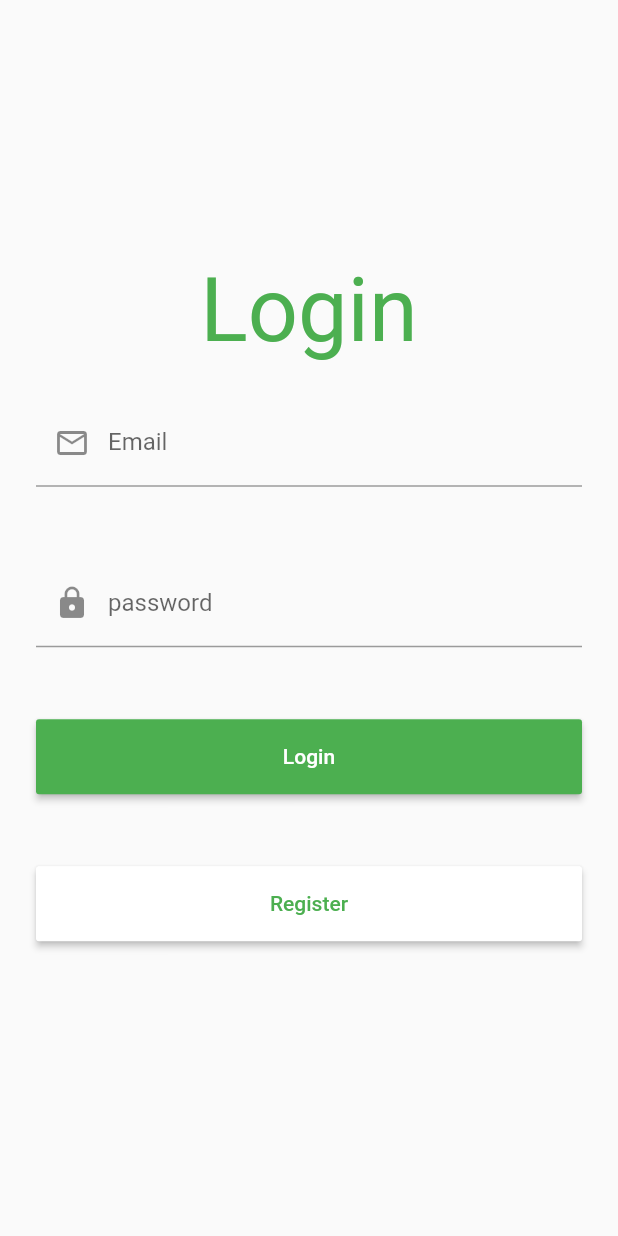
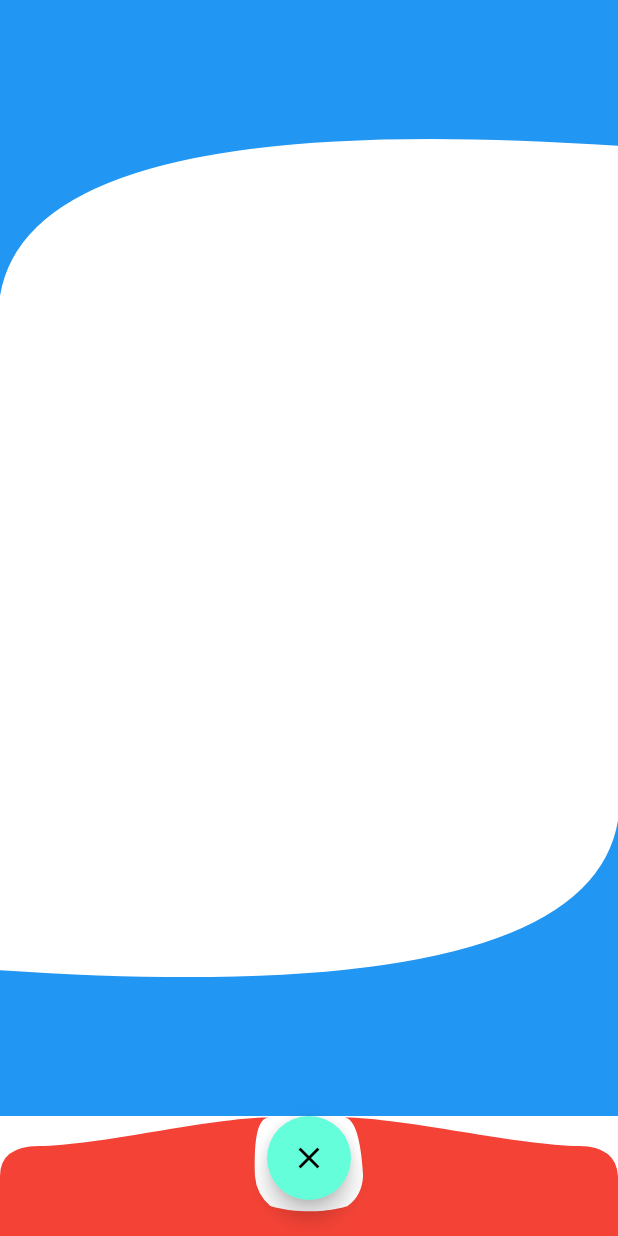
Before and after one commit to BaraaAldomani/social_app, a Flutter app: the screen it shows after launch, on a phone screen of 412 x 824 dp. Run offline on Flutter 3.47's test engine with Material 2 defaults, Android fonts, the phone set to English and light mode, and no system bars; our stand-ins replace bloc, firebase_auth, firebase_core, flutter_bloc, fluttertoast; accounts and stored records are empty.

Commit message:
register and login

```diff
--- a/lib/main.dart
+++ b/lib/main.dart
@@ -2,19 +2,20 @@ import 'package:bloc/bloc.dart';
 import 'package:firebase_core/firebase_core.dart';
 import 'package:flutter/material.dart';
 import 'package:social_app/modules/login/login_screen.dart';
+import 'package:social_app/modules/test.dart';
 import 'package:social_app/shared/components/constants.dart';
 
-
-void main()async {
+void main() async {
   WidgetsFlutterBinding.ensureInitialized();
-   await Firebase.initializeApp();
-  BlocOverrides.runZoned(()  {
-
-          runApp(const MyApp());
+  await Firebase.initializeApp();
+  BlocOverrides.runZoned(
+    () {
+      runApp(const MyApp());
     },
     blocObserver: MyBlocObserver(),
   );
 }
+
 class MyApp extends StatelessWidget {
   const MyApp({Key? key}) : super(key: key);
 
@@ -24,10 +25,8 @@ class MyApp extends StatelessWidget {
     return MaterialApp(
       debugShowCheckedModeBanner: false,
       title: 'Flutter Demo',
-      theme: ThemeData(
-        primarySwatch: Colors.green,
-      ),
-      home:  LoginScreen(),
+      theme: ThemeData.dark(),
+      home: Test(),
     );
   }
 }
--- /dev/null
+++ b/lib/modules/test.dart
@@ -0,0 +1,139 @@
+import 'package:flutter/cupertino.dart';
+import 'package:flutter/material.dart';
+import 'dart:math' as math;
+
+import 'package:flutter/widgets.dart';
+
+class Test extends StatelessWidget {
+  const Test({Key? key}) : super(key: key);
+
+  @override
+  Widget build(BuildContext context) {
+    var size = MediaQuery.of(context).size;
+    return Scaffold(
+      backgroundColor: Colors.white,
+      body: Column(
+        mainAxisAlignment: MainAxisAlignment.start,
+        children: [
+          ClipPath(
+            clipper: MyDivider(),
+            child: Container(
+              height: size.height * .3,
+              width: double.infinity,
+              decoration: BoxDecoration(color: Colors.blue),
+            ),
+          ),
+          Spacer(),
+          Transform(
+            alignment: Alignment.center,
+            transform: Matrix4.rotationX(math.pi),
+            child: Transform(
+              alignment: Alignment.center,
+              transform: Matrix4.rotationY(math.pi),
+              child: ClipPath(
+                clipper: MyDivider(),
+                child: Container(
+                  height: size.height * .3,
+                  width: double.infinity,
+                  decoration: BoxDecoration(color: Colors.blue),
+                ),
+              ),
+            ),
+          ),
+          Stack(
+            children: [
+              CustomPaint(
+                size: Size(size.width, 80),
+                painter: RPSCustomPainter(),
+              ),
+              Row(
+                mainAxisAlignment: MainAxisAlignment.center,
+                children: [
+                  Center(
+                    child: FloatingActionButton(
+                      child: Icon(Icons.close),
+                      onPressed: () {},
+                    ),
+                  )
+                ],
+              )
+            ],
+          )
+        ],
+      ),
+    );
+  }
+}
+
+class MyDivider extends CustomClipper<Path> {
+  @override
+  getClip(Size size) {
+    var path = Path();
+    path.lineTo(0, size.height - 50);
+    path.quadraticBezierTo(
+        size.width / 20, size.height / 3.5, size.width, size.height - 150);
+    path.lineTo(size.width, 0);
+
+    path.close();
+    return path;
+  }
+
+  @override
+  bool shouldReclip(covariant CustomClipper oldClipper) {
+    return true;
+  }
+}
+
+class RPSCustomPainter extends CustomPainter {
+  @override
+  void paint(Canvas canvas, Size size) {
+    Paint paint0 = Paint()..color = Colors.red;
+
+    Path path0 = Path();
+    path0.moveTo(0, size.height * 0.5000500);
+    path0.quadraticBezierTo(size.width * 0.0000375, size.height * 0.2542000,
+        size.width * 0.0625000, size.height * 0.2500000);
+    path0.cubicTo(
+        size.width * 0.1562500,
+        size.height * 0.2500000,
+        size.width * 0.3417000,
+        size.height * 0.0126000,
+        size.width * 0.4354500,
+        size.height * 0.0126000);
+    path0.quadraticBezierTo(size.width * 0.4089875, size.height * 0.0142500,
+        size.width * 0.4125000, size.height * 0.5000000);
+    path0.quadraticBezierTo(size.width * 0.4148500, size.height * 0.6500000,
+        size.width * 0.4375000, size.height * 0.7500000);
+    path0.cubicTo(
+        size.width * 0.5000000,
+        size.height * 0.8437500,
+        size.width * 0.5574750,
+        size.height * 0.7626000,
+        size.width * 0.5625000,
+        size.height * 0.7500000);
+    path0.quadraticBezierTo(size.width * 0.5859375, size.height * 0.6625000,
+        size.width * 0.5875000, size.height * 0.5000000);
+    path0.quadraticBezierTo(size.width * 0.5820000, size.height * 0.0138500,
+        size.width * 0.5562375, size.height * 0.0125500);
+    path0.cubicTo(
+        size.width * 0.6499875,
+        size.height * 0.0125500,
+        size.width * 0.8437500,
+        size.height * 0.2500000,
+        size.width * 0.9375000,
+        size.height * 0.2500000);
+    path0.quadraticBezierTo(size.width * 0.9968500, size.height * 0.2542500,
+        size.width, size.height * 0.5000000);
+    path0.lineTo(size.width, size.height);
+    path0.lineTo(0, size.height);
+    path0.lineTo(0, size.height * 0.5000500);
+    path0.close();
+
+    canvas.drawPath(path0, paint0);
+  }
+
+  @override
+  bool shouldRepaint(covariant CustomPainter oldDelegate) {
+    return true;
+  }
+}
```
Also changed, not shown: lib/modules/register/register_screen.dart (+29 -14 lines), lib/shared/components/components.dart (+15 -7 lines).
